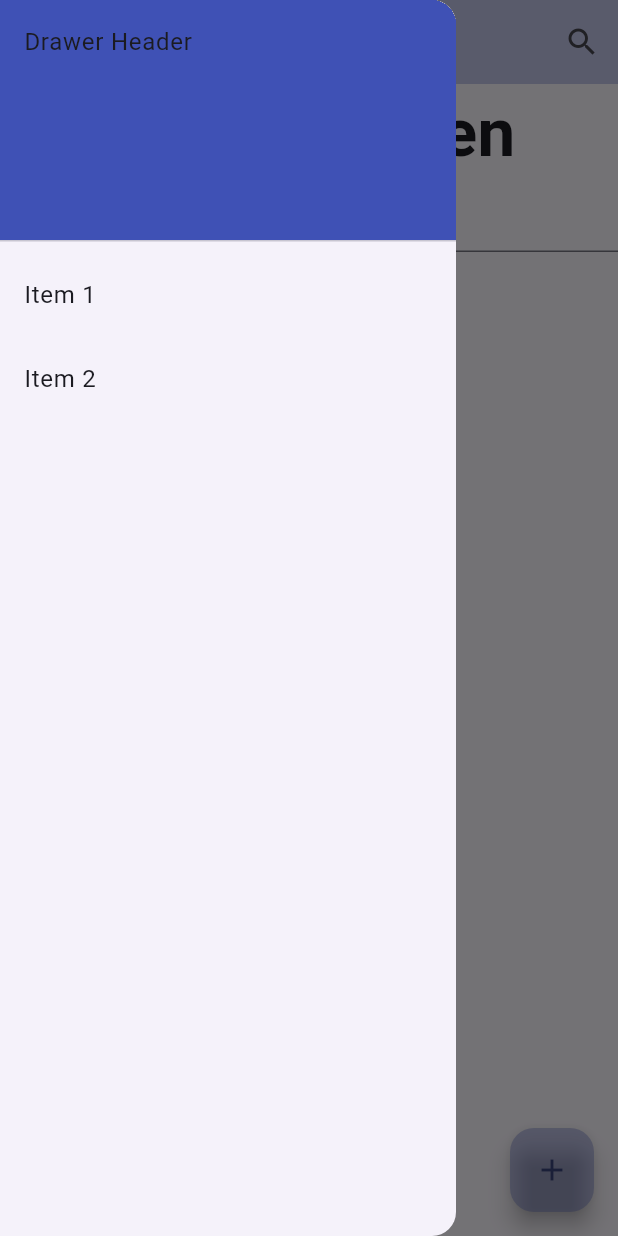
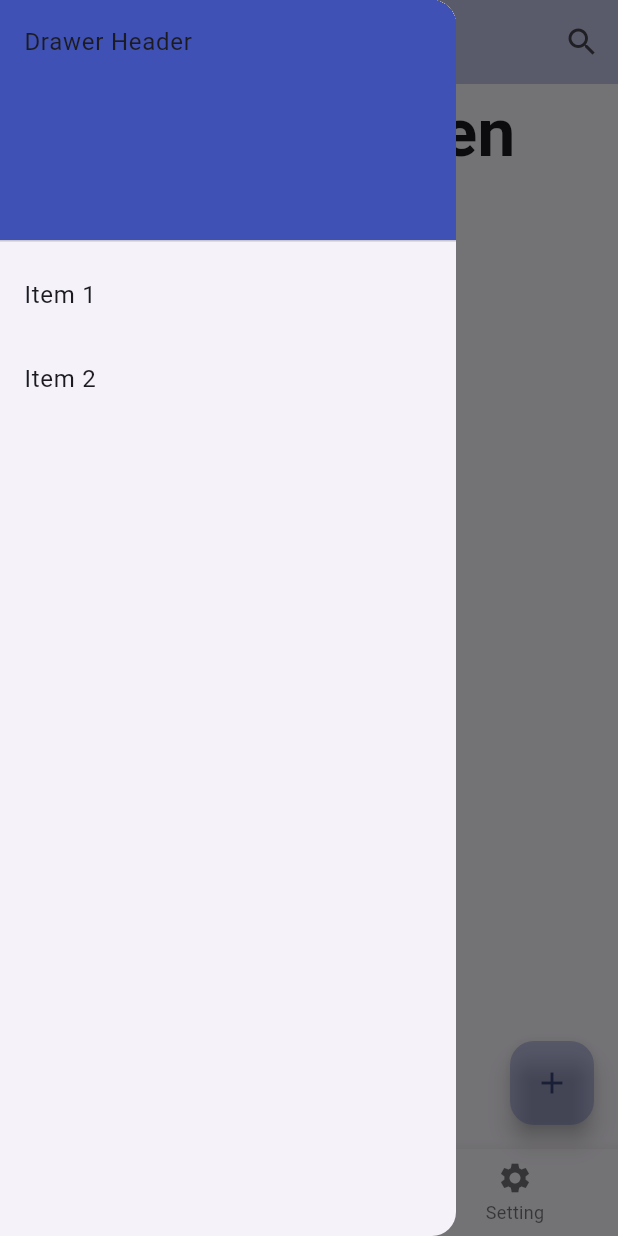
Before and after one commit to raohamii/signup_login_page, a Flutter app: the Home_Page screen opened directly with empty values, with the side drawer open, on a phone screen of 412 x 824 dp. Run offline on Flutter 3.47's test engine with Material 3 defaults, Android fonts, the phone set to English and light mode, and no system bars; our stand-ins replace sqflite; missing offline and left inert: flutter_barcode_scanner; accounts and stored records are empty.

Commit message:
Update Home_Page.dart
add navbar and floating button

```diff
--- a/lib/Authentication/Home_Page.dart
+++ b/lib/Authentication/Home_Page.dart
@@ -12,7 +12,13 @@
 }
 
 class _Home_PageState extends State<Home_Page> {
-  final search = TextEditingController();
+  int _selectedIndex = 0;
+
+  void _onItemTapped(int index) {
+    setState(() {
+      _selectedIndex = index;
+    });
+  }
 
   @override
   Widget build(BuildContext context) {
@@ -65,16 +71,6 @@
               style: TextStyle(fontSize: 45, fontWeight: FontWeight.bold),
             ),
           ),
-          Center(
-            // add TextFormField
-            child: TextFormField(
-              controller: search,
-              decoration: const InputDecoration(
-                hintText: 'search',
-                icon: Icon(Icons.search),
-              ),
-            ),
-          )
         ],
       ),
       floatingActionButton: FloatingActionButton(
@@ -84,6 +80,25 @@
         child: Icon(Icons.add),
         backgroundColor: Colors.indigo.withOpacity(0.3),
       ),
+      bottomNavigationBar: BottomNavigationBar(
+        items: const <BottomNavigationBarItem>[
+          BottomNavigationBarItem(
+            icon: Icon(Icons.home),
+            label: 'Home',
+          ),
+          BottomNavigationBarItem(
+            icon: Icon(Icons.person),
+            label: 'Profile',
+          ),
+          BottomNavigationBarItem(
+            icon: Icon(Icons.settings),
+            label: 'Setting',
+          ),
+        ],
+        currentIndex: _selectedIndex,
+        selectedItemColor: Colors.indigo,
+        onTap: _onItemTapped,
+      ),
     );
   }
 }
```
